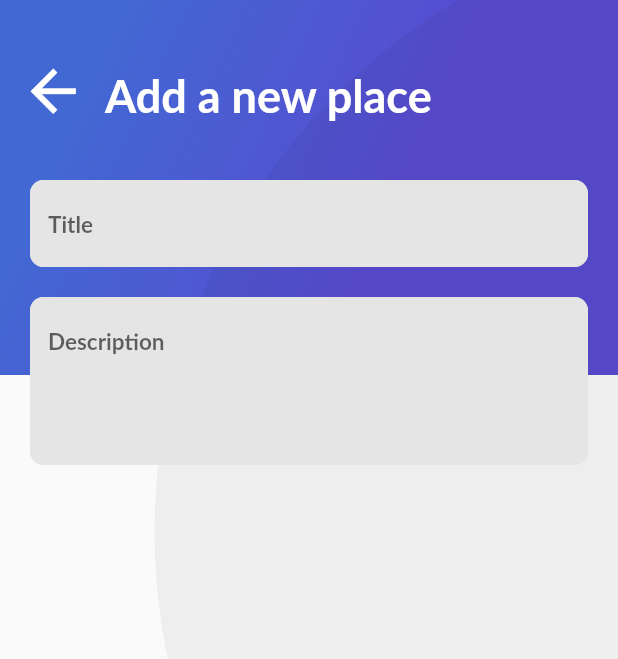
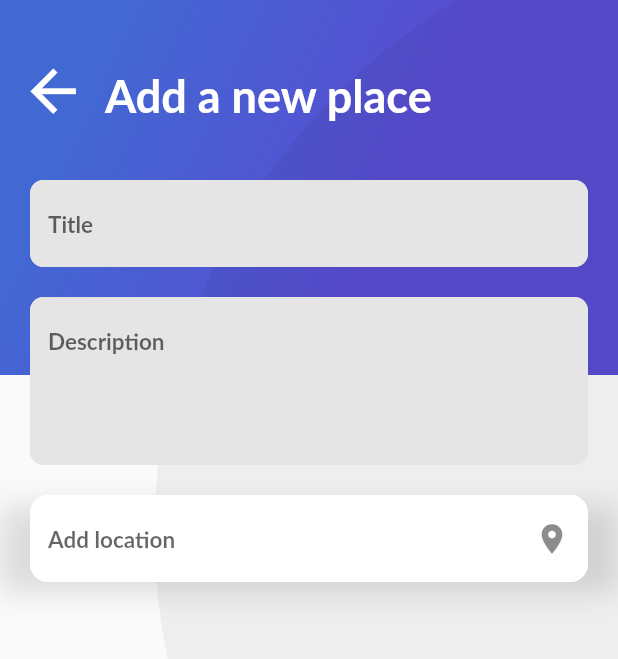
Before and after one commit to Cristhho/platzi-trips-flutter, a Flutter app: the AddPlaceScreen screen opened directly, on a phone screen of 412 x 824 dp. Shown: the top 659 px of the screen. Run offline on Flutter 3.47's test engine with Material 2 defaults, Android fonts, the phone set to English and light mode, and no system bars; our stand-ins replace cloud_firestore, firebase_auth, google_sign_in; missing offline and left inert: generic_bloc_provider; accounts and stored records are empty; Roboto replaces fonts that are missing (Lato).

Commit message:
location input

```diff
--- a/lib/place/ui/screens/add_place-screen.dart
+++ b/lib/place/ui/screens/add_place-screen.dart
@@ -1,5 +1,6 @@
 import 'dart:io';
 import 'package:flutter/material.dart';
+import 'package:platzi_trips/place/ui/widgets/text_input_location.dart';
 import '../../../widgets/text_input.dart';
 import '../../../widgets/title_header.dart';
 import '../../../widgets/gradient_back.dart';
@@ -69,6 +70,13 @@ class _AddPlaceScreenState extends State<AddPlaceScreen> {
                   inputType: TextInputType.multiline,
                   maxLines: 4,
                   controller: _controllerDescriptionPlace,
+                ),
+                Container(
+                  margin: EdgeInsets.only(top: 20.0),
+                  child: TextInputLocation(
+                    hintText: "Add location",
+                    icon: Icons.location_on,
+                  ),
                 )
               ],
             ),
--- /dev/null
+++ b/lib/place/ui/widgets/text_input_location.dart
@@ -0,0 +1,50 @@
+import 'package:flutter/material.dart';
+
+class TextInputLocation extends StatelessWidget {
+
+  final String hintText;
+  final TextEditingController controller;
+  final IconData icon;
+
+  TextInputLocation({this.hintText, this.controller, this.icon});
+
+  @override
+  Widget build(BuildContext context) {
+    return Container(
+      padding: EdgeInsets.only(right: 20.0, left: 20.0),
+      child: TextField(
+        controller: controller,
+        style: TextStyle(
+          fontSize: 15.0,
+          fontFamily: 'Lato',
+          color: Colors.blueGrey,
+          fontWeight: FontWeight.bold
+        ),
+        decoration: InputDecoration(
+          hintText: hintText,
+          suffixIcon: Icon(icon),
+          fillColor: Colors.white,
+          filled: true,
+          border: InputBorder.none,
+          enabledBorder: OutlineInputBorder(
+            borderSide: BorderSide(color: Color(0xFFFFFFFF)),
+            borderRadius: BorderRadius.all(Radius.circular(12.0))
+          ),
+          focusedBorder: OutlineInputBorder(
+            borderSide: BorderSide(color: Color(0xFFFFFFFF)),
+            borderRadius: BorderRadius.all(Radius.circular(12.0))
+          )
+        ),
+      ),
+      decoration: BoxDecoration(
+        boxShadow: <BoxShadow>[
+          BoxShadow(
+            color: Colors.black12,
+            blurRadius: 15.0,
+            offset: Offset(0.0, 7.0)
+          )
+        ]
+      ),
+    );
+  }
+}
```
